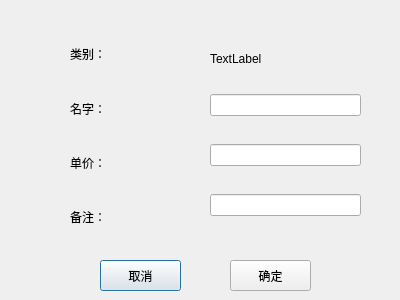
Old version of the form Restaurant/dishedit.ui in the repository PG98/2017SepQt.
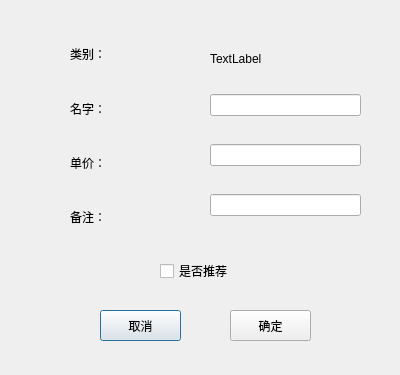
New version of the form.

The edit to the form file:
```diff
--- a/Restaurant/dishedit.ui
+++ b/Restaurant/dishedit.ui
@@ -7,7 +7,7 @@
     <x>0</x>
     <y>0</y>
     <width>400</width>
-    <height>300</height>
+    <height>375</height>
    </rect>
   </property>
   <property name="windowTitle">
@@ -57,7 +57,7 @@
    <property name="geometry">
     <rect>
      <x>100</x>
-     <y>260</y>
+     <y>310</y>
      <width>81</width>
      <height>31</height>
     </rect>
@@ -107,7 +107,7 @@
    <property name="geometry">
     <rect>
      <x>230</x>
-     <y>260</y>
+     <y>310</y>
      <width>81</width>
      <height>31</height>
     </rect>
@@ -116,6 +116,19 @@
     <string>确定</string>
    </property>
   </widget>
+  <widget class="QCheckBox" name="checkBox">
+   <property name="geometry">
+    <rect>
+     <x>160</x>
+     <y>260</y>
+     <width>86</width>
+     <height>22</height>
+    </rect>
+   </property>
+   <property name="text">
+    <string>是否推荐</string>
+   </property>
+  </widget>
  </widget>
  <resources/>
  <connections/>
```
